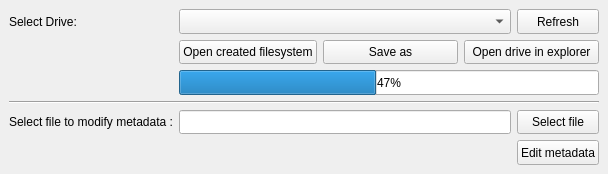
This is src/Forms/WindowMain.ui in Rasakhatskiy/Labs_S4_OOOP_L01 as Qt 5 draws it before an edit. The edited form follows.
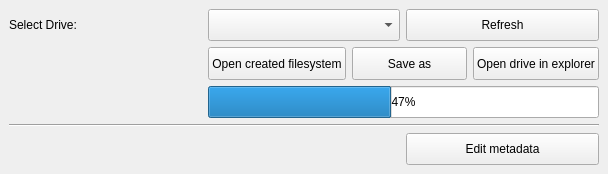
This is the edited form. Icons and pictures are not drawn.

What changed in the file:
```diff
--- a/src/Forms/WindowMain.ui
+++ b/src/Forms/WindowMain.ui
@@ -32,55 +32,6 @@
       </property>
      </widget>
     </item>
-    <item row="7" column="2">
-     <widget class="QPushButton" name="button_browseModifyFile">
-      <property name="sizePolicy">
-       <sizepolicy hsizetype="Minimum" vsizetype="Preferred">
-        <horstretch>0</horstretch>
-        <verstretch>0</verstretch>
-       </sizepolicy>
-      </property>
-      <property name="text">
-       <string>Select file</string>
-      </property>
-     </widget>
-    </item>
-    <item row="7" column="0">
-     <widget class="QLabel" name="label_selectFileForModification">
-      <property name="sizePolicy">
-       <sizepolicy hsizetype="Preferred" vsizetype="Preferred">
-        <horstretch>0</horstretch>
-        <verstretch>0</verstretch>
-       </sizepolicy>
-      </property>
-      <property name="text">
-       <string>Select file to modify metadata :</string>
-      </property>
-     </widget>
-    </item>
-    <item row="8" column="2">
-     <widget class="QPushButton" name="button_startEditMetadata">
-      <property name="sizePolicy">
-       <sizepolicy hsizetype="Minimum" vsizetype="Preferred">
-        <horstretch>0</horstretch>
-        <verstretch>0</verstretch>
-       </sizepolicy>
-      </property>
-      <property name="text">
-       <string>Edit metadata</string>
-      </property>
-     </widget>
-    </item>
-    <item row="7" column="1">
-     <widget class="QLineEdit" name="lineEdit_pathModifyMetadata">
-      <property name="sizePolicy">
-       <sizepolicy hsizetype="Expanding" vsizetype="Preferred">
-        <horstretch>0</horstretch>
-        <verstretch>0</verstretch>
-       </sizepolicy>
-      </property>
-     </widget>
-    </item>
     <item row="0" column="1">
      <widget class="QComboBox" name="comboBox_selectDrive">
       <property name="sizePolicy">
@@ -176,6 +127,19 @@
       </property>
      </widget>
     </item>
+    <item row="7" column="2">
+     <widget class="QPushButton" name="button_startEditMetadata">
+      <property name="sizePolicy">
+       <sizepolicy hsizetype="Minimum" vsizetype="Preferred">
+        <horstretch>0</horstretch>
+        <verstretch>0</verstretch>
+       </sizepolicy>
+      </property>
+      <property name="text">
+       <string>Edit metadata</string>
+      </property>
+     </widget>
+    </item>
    </layout>
   </widget>
  </widget>
```
